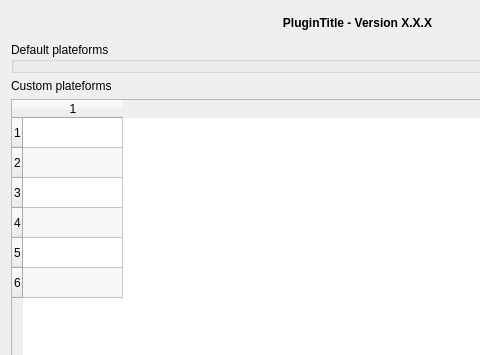
This is plugin/idg/gui/dlg_settings.ui in geo2france/idg-qgis-plugin as Qt 5 draws it before an edit; both pictures show x 0 to 480 and y 0 to 355 of the 715 by 561 pixel window. The edited form follows.
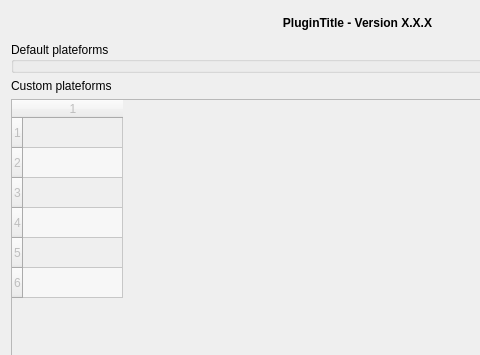
This is the edited form.

Commit message: disable custom idg

Patch:
```diff
--- a/plugin/idg/gui/dlg_settings.ui
+++ b/plugin/idg/gui/dlg_settings.ui
@@ -76,6 +76,9 @@
    </item>
    <item>
     <widget class="QTableWidget" name="idgs_list">
+     <property name="enabled">
+      <bool>false</bool>
+     </property>
      <property name="lineWidth">
       <number>1</number>
      </property>
```
